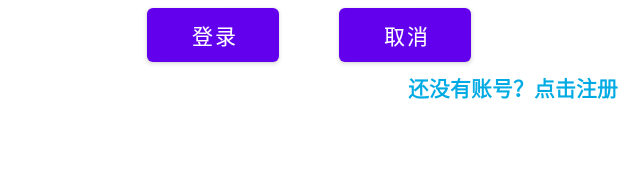
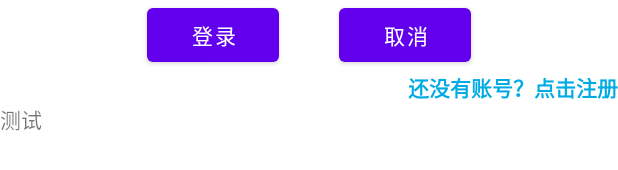
Before and after one commit to Crazyokd/handbook, an Android app: the layout activity_login.xml on its own in the app's theme, with its tools: preview values and no code run, on a phone screen of 412 x 824 dp. Shown: the part 362-532 px from the top of the screen. Run offline under Robolectric (Android 15) with nearby library versions, the phone set to English and light mode, and no system bars.

```diff
--- a/app/src/main/res/layout/activity_login.xml
+++ b/app/src/main/res/layout/activity_login.xml
@@ -77,6 +77,10 @@
             android:textStyle="bold"
             android:text="还没有账号？点击注册"
             />
+        <TextView
+            android:id="@+id/test_tv"
+            android:text="测试"
+            />
 
     </TableLayout>
 
--- /dev/null
+++ b/app/src/main/res/xml/network_security_config.xml
@@ -0,0 +1,4 @@
+<?xml version="1.0" encoding="utf-8"?>
+<network-security-config>
+    <base-config cleartextTrafficPermitted="true"></base-config>
+</network-security-config>
```
Also changed, not shown: 2 other files.
